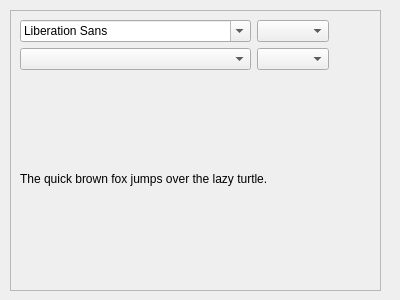
Old version of the form comboboxfont.ui in the repository Racalniog/QTAppAlfaExercises.
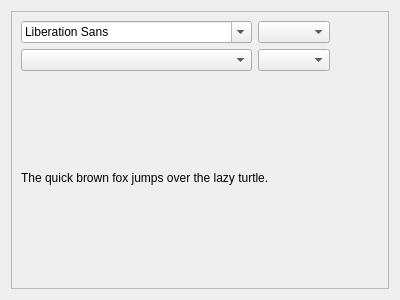
New version of the form.

Commit message: added grid layout to top level QWidget ui elements

What changed in the file:
```diff
--- a/comboboxfont.ui
+++ b/comboboxfont.ui
@@ -13,15 +13,9 @@
   <property name="windowTitle">
    <string>Form</string>
   </property>
+  <layout class="QGridLayout" name="gridLayout_2">
+   <item row="0" column="0">
   <widget class="QFrame" name="frame">
-   <property name="geometry">
-    <rect>
-     <x>10</x>
-     <y>10</y>
-     <width>371</width>
-     <height>281</height>
-    </rect>
-   </property>
    <property name="frameShape">
     <enum>QFrame::StyledPanel</enum>
    </property>
@@ -53,6 +47,8 @@
     </item>
    </layout>
   </widget>
+   </item>
+  </layout>
  </widget>
  <resources/>
  <connections/>
```
Lines whose indentation alone changed are shown as unchanged. The commit also changes 1 other file.
